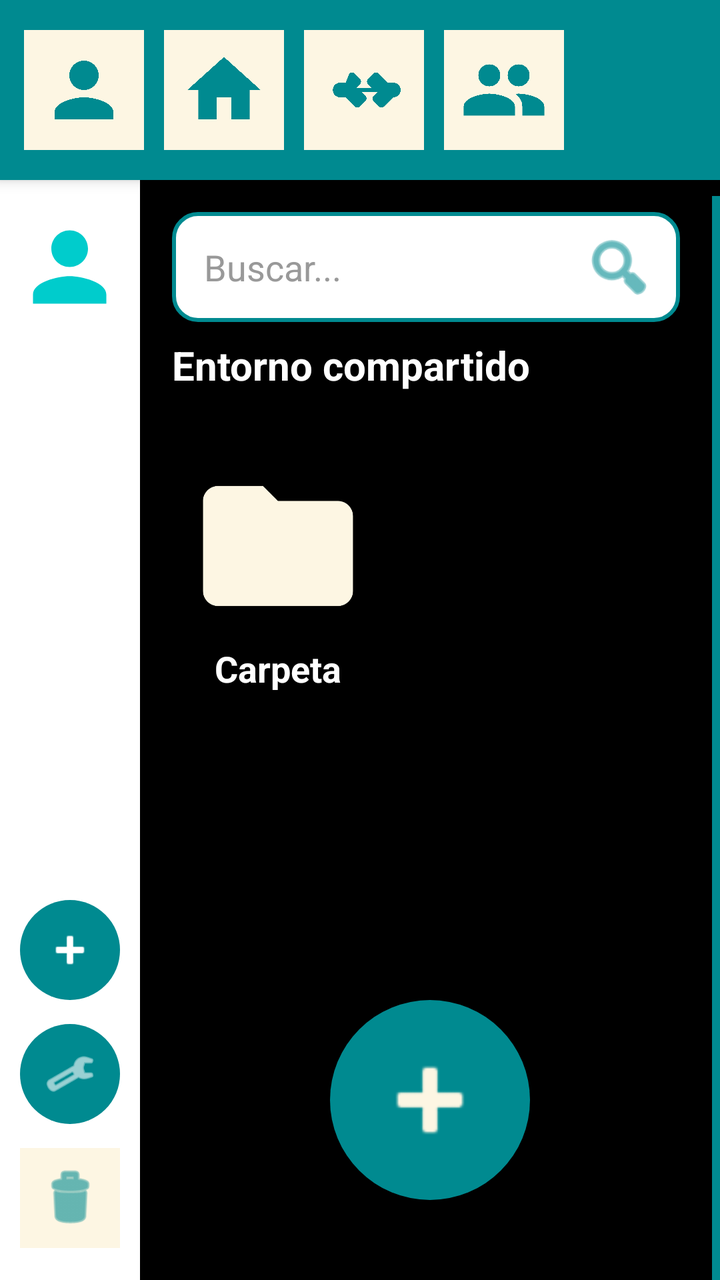
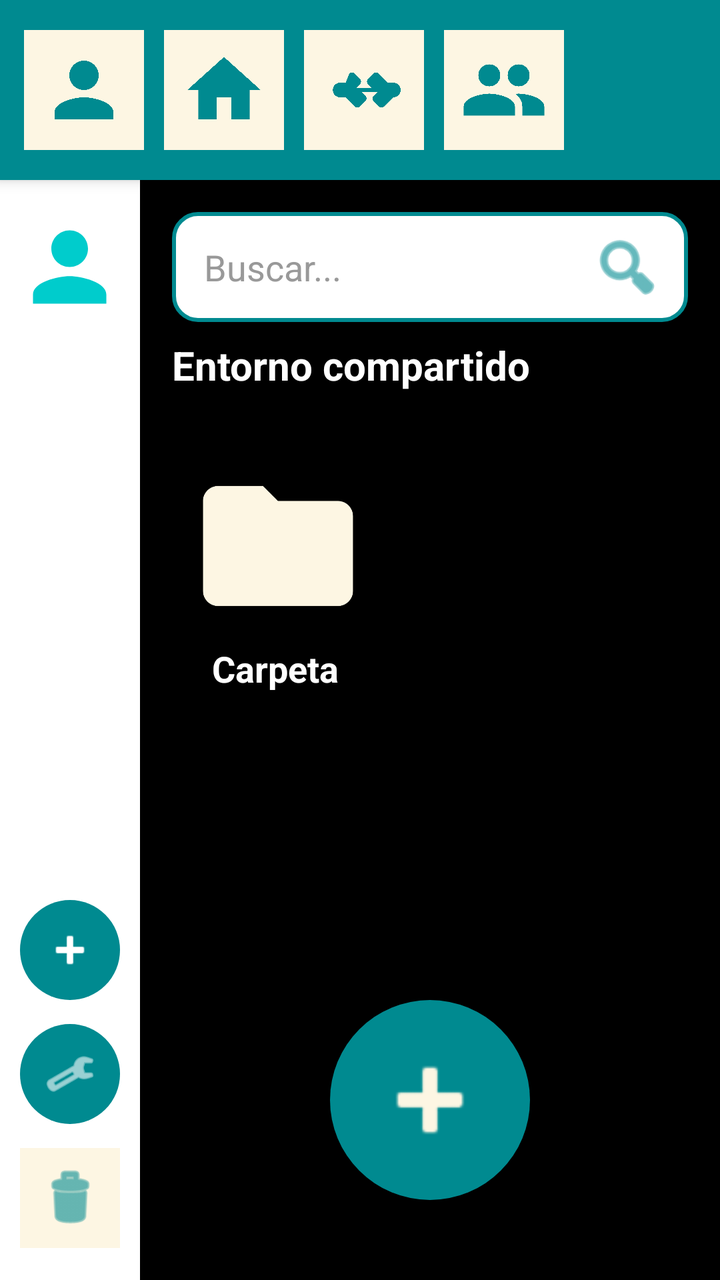

Screens rendered from an Android XML layout before and after an edit, with the pre-edit source and the edit as a unified diff.
<!-- AndroidManifest.xml: application theme Theme.QuikFile -->
<!-- res/layout/activity_shared.xml -->
<?xml version="1.0" encoding="utf-8"?>
<androidx.constraintlayout.widget.ConstraintLayout xmlns:android="http://schemas.android.com/apk/res/android"
    xmlns:app="http://schemas.android.com/apk/res-auto"
    xmlns:tools="http://schemas.android.com/tools"
    android:layout_width="match_parent"
    android:layout_height="match_parent"
    android:background="@color/background_black"
    android:fitsSystemWindows="true"
    tools:context=".SharedActivity">

    
    <LinearLayout
        android:id="@+id/topBar"
        android:layout_width="match_parent"
        android:layout_height="90dp"
        android:background="@color/blue_app"
        android:gravity="center_vertical"
        android:orientation="horizontal"
        android:paddingStart="12dp"
        android:paddingEnd="12dp"
        android:elevation="4dp"
        app:layout_constraintTop_toTopOf="parent">

        <ImageView
            android:id="@+id/btnSettingsTop"
            android:layout_width="60dp"
            android:layout_height="60dp"
            android:layout_marginEnd="10dp"
            android:background="@color/icon_bg_white"
            android:padding="8dp"
            android:src="@drawable/ic_person"
            app:tint="@color/blue_app" />

        <ImageView
            android:id="@+id/btnHomeTop"
            android:layout_width="60dp"
            android:layout_height="60dp"
            android:layout_marginEnd="10dp"
            android:background="@color/icon_bg_white"
            android:padding="8dp"
            android:src="@drawable/ic_home"
            app:tint="@color/blue_app" />

        <ImageView
            android:id="@+id/btnSharedTop"
            android:layout_width="60dp"
            android:layout_height="60dp"
            android:layout_marginEnd="10dp"
            android:background="@color/icon_bg_white"
            android:padding="8dp"
            android:src="@drawable/ic_handshake"
            app:tint="@color/blue_app" />

        <ImageView
            android:id="@+id/btnLoginTop"
            android:layout_width="60dp"
            android:layout_height="60dp"
            android:background="@color/icon_bg_white"
            android:padding="8dp"
            android:src="@drawable/ic_group"
            app:tint="@color/blue_app" />
    </LinearLayout>

    
    <LinearLayout
        android:id="@+id/leftSidebar"
        android:layout_width="70dp"
        android:layout_height="0dp"
        android:background="@color/white"
        android:gravity="center_horizontal"
        android:orientation="vertical"
        android:paddingTop="16dp"
        android:paddingBottom="16dp"
        app:layout_constraintBottom_toBottomOf="parent"
        app:layout_constraintStart_toStartOf="parent"
        app:layout_constraintTop_toBottomOf="@id/topBar">

        <ImageView
            android:id="@+id/btnUserLeft"
            android:layout_width="55dp"
            android:layout_height="55dp"
            android:src="@drawable/ic_person"
            app:tint="@color/cyan_recover" />

        
        <View
            android:layout_width="match_parent"
            android:layout_height="0dp"
            android:layout_weight="1" />

        <ImageView
            android:id="@+id/btnAddLeft"
            android:layout_width="50dp"
            android:layout_height="50dp"
            android:layout_marginBottom="12dp"
            android:background="@drawable/circle_blue"
            android:padding="12dp"
            android:src="@android:drawable/ic_input_add"
            app:tint="@color/white" />

        <ImageView
            android:id="@+id/btnSettingsLeft"
            android:layout_width="50dp"
            android:layout_height="50dp"
            android:layout_marginBottom="12dp"
            android:background="@drawable/circle_blue"
            android:padding="12dp"
            android:src="@android:drawable/ic_menu_manage"
            app:tint="@color/white" />

        <ImageView
            android:id="@+id/btnTrashLeft"
            android:layout_width="50dp"
            android:layout_height="50dp"
            android:background="@color/icon_bg_white"
            android:padding="8dp"
            android:src="@android:drawable/ic_menu_delete"
            app:tint="@color/blue_app" />
    </LinearLayout>

    
    <View
        android:id="@+id/sideBarDecor"
        android:layout_width="4dp"
        android:layout_height="0dp"
        android:layout_marginTop="8dp"
        android:background="@color/blue_app"
        app:layout_constraintBottom_toBottomOf="parent"
        app:layout_constraintEnd_toEndOf="parent"
        app:layout_constraintTop_toBottomOf="@id/topBar" />

    
    <androidx.constraintlayout.widget.ConstraintLayout
        android:id="@+id/searchBar"
        android:layout_width="0dp"
        android:layout_height="55dp"
        android:layout_margin="16dp"
        android:background="@drawable/search_bar_background"
        app:layout_constraintEnd_toStartOf="@+id/sideBarDecor"
        app:layout_constraintStart_toEndOf="@id/leftSidebar"
        app:layout_constraintTop_toBottomOf="@id/topBar">

        <EditText
            android:layout_width="0dp"
            android:layout_height="match_parent"
            android:background="@android:color/transparent"
            android:hint="Buscar..."
            android:paddingStart="16dp"
            android:textColor="@color/black"
            android:textColorHint="#999999"
            app:layout_constraintEnd_toStartOf="@+id/searchIcon"
            app:layout_constraintStart_toStartOf="parent" />

        <ImageView
            android:id="@+id/searchIcon"
            android:layout_width="45dp"
            android:layout_height="45dp"
            android:layout_marginEnd="8dp"
            android:padding="4dp"
            android:src="@android:drawable/ic_menu_search"
            app:layout_constraintBottom_toBottomOf="parent"
            app:layout_constraintEnd_toEndOf="parent"
            app:layout_constraintTop_toTopOf="parent"
            app:tint="@color/blue_app" />
    </androidx.constraintlayout.widget.ConstraintLayout>

    
    <TextView
        android:id="@+id/tvEnvironmentName"
        android:layout_width="wrap_content"
        android:layout_height="wrap_content"
        android:layout_marginStart="16dp"
        android:layout_marginTop="8dp"
        android:text="Entorno compartido"
        android:textColor="@color/white"
        android:textSize="20sp"
        android:textStyle="bold"
        app:layout_constraintStart_toEndOf="@id/leftSidebar"
        app:layout_constraintTop_toBottomOf="@id/searchBar" />

    
    <ScrollView
        android:layout_width="0dp"
        android:layout_height="0dp"
        android:layout_marginTop="8dp"
        app:layout_constraintBottom_toBottomOf="parent"
        app:layout_constraintEnd_toStartOf="@+id/sideBarDecor"
        app:layout_constraintStart_toEndOf="@id/leftSidebar"
        app:layout_constraintTop_toBottomOf="@id/tvEnvironmentName">

        <GridLayout
            android:layout_width="match_parent"
            android:layout_height="wrap_content"
            android:columnCount="2"
            android:padding="8dp">

            
            <LinearLayout
                android:id="@+id/itemFolder"
                android:layout_width="wrap_content"
                android:layout_height="wrap_content"
                android:gravity="center"
                android:orientation="vertical"
                android:padding="16dp">

                <ImageView
                    android:layout_width="90dp"
                    android:layout_height="90dp"
                    android:src="@drawable/ic_folder"
                    app:tint="@color/icon_bg_white" />

                <TextView
                    android:layout_width="wrap_content"
                    android:layout_height="wrap_content"
                    android:layout_marginTop="4dp"
                    android:text="Carpeta"
                    android:textColor="@color/white"
                    android:textSize="18sp"
                    android:textStyle="bold" />
            </LinearLayout>

            <View
                android:layout_width="match_parent"
                android:layout_height="120dp"
                android:layout_columnSpan="2" />
        </GridLayout>
    </ScrollView>

    
    <ImageView
        android:id="@+id/btnAdd"
        android:layout_width="100dp"
        android:layout_height="100dp"
        android:layout_marginBottom="40dp"
        android:background="@drawable/circle_blue"
        android:padding="20dp"
        android:src="@android:drawable/ic_input_add"
        android:elevation="8dp"
        app:layout_constraintBottom_toBottomOf="parent"
        app:layout_constraintEnd_toEndOf="parent"
        app:layout_constraintStart_toEndOf="@id/leftSidebar"
        app:tint="@color/icon_bg_white" />

</androidx.constraintlayout.widget.ConstraintLayout>
<!-- resources referenced by this layout -->
<resources>
  <color name="background_black">#000000</color>
  <color name="black">#FF000000</color>
  <color name="blue_app">#008A90</color>
  <color name="cyan_recover">#00CCCC</color>
  <color name="icon_bg_white">#FDF6E3</color>
  <color name="white">#FFFFFFFF</color>
  <!-- drawable circle_blue (drawable) -->
  <?xml version="1.0" encoding="utf-8"?>
  <shape xmlns:android="http://schemas.android.com/apk/res/android"
      android:shape="oval">
      <solid android:color="@color/blue_app" />
  </shape>
  <!-- drawable ic_folder (drawable) -->
  <?xml version="1.0" encoding="utf-8"?>
  <vector xmlns:android="http://schemas.android.com/apk/res/android"
      android:width="24dp"
      android:height="24dp"
      android:viewportWidth="24"
      android:viewportHeight="24">
      <path
          android:fillColor="#FFFFFF"
          android:pathData="M10,4H4C2.9,4 2,4.9 2,6V18C2,19.1 2.9,20 4,20H20C21.1,20 22,19.1 22,18V8C22,6.9 21.1,6 20,6H12L10,4Z"/>
  </vector>
  <!-- drawable ic_group (drawable) -->
  <?xml version="1.0" encoding="utf-8"?>
  <vector xmlns:android="http://schemas.android.com/apk/res/android"
      android:width="24dp"
      android:height="24dp"
      android:viewportWidth="24"
      android:viewportHeight="24">
      <path
          android:fillColor="#000000"
          android:pathData="M16,11c1.66,0 2.99,-1.34 2.99,-3S17.66,5 16,5s-3,1.34 -3,3 1.34,3 3,3zM8,11c1.66,0 2.99,-1.34 2.99,-3S9.66,5 8,5 5,6.34 5,8s1.34,3 3,3zM8,13c-2.33,0 -7,1.17 -7,3.5V19h14v-2.5c0,-2.33 -4.67,-3.5 -7,-3.5zM16,13c-0.29,0 -0.62,0.02 -0.97,0.05 1.16,0.84 1.97,1.97 1.97,3.45V19h6v-2.5c0,-2.33 -4.67,-3.5 -7,-3.5z"/>
  </vector>
  <!-- drawable ic_handshake (drawable) -->
  <?xml version="1.0" encoding="utf-8"?>
  <vector xmlns:android="http://schemas.android.com/apk/res/android"
      android:width="24dp"
      android:height="24dp"
      android:viewportWidth="24"
      android:viewportHeight="24">
      <path
          android:fillColor="#000000"
          android:pathData="M22,12c0,-1.1 -0.9,-2 -2,-2h-1.5l-2.5,-2.5c-0.39,-0.39 -1.01,-0.39 -1.4,0l-1.5,1.5c-0.39,0.39 -0.39,1.01 0,1.4l1.1,1.1h-4.4l1.1,-1.1c0.39,-0.39 0.39,-1.01 0,-1.4l-1.5,-1.5c-0.39,-0.39 -1.01,-0.39 -1.4,0L7,10H5.5c-1.1,0 -2,0.9 -2,2s0.9,2 2,2h1.5l2.5,2.5c0.39,0.39 1.01,0.39 1.4,0l1.5,-1.5c0.39,-0.39 0.39,-1.01 0,-1.4l-1.1,-1.1h4.4l-1.1,1.1c-0.39,0.39 -0.39,1.01 0,1.4l1.5,1.5c0.39,0.39 1.01,0.39 1.4,0l2.5,-2.5H20c1.1,0 2,-0.9 2,-2z"/>
  </vector>
  <!-- drawable ic_home (drawable) -->
  <?xml version="1.0" encoding="utf-8"?>
  <vector xmlns:android="http://schemas.android.com/apk/res/android"
      android:width="24dp"
      android:height="24dp"
      android:viewportWidth="24"
      android:viewportHeight="24">
      <path
          android:fillColor="#000000"
          android:pathData="M10,20V14H14V20H19V12H22L12,3L2,12H5V20H10Z"/>
  </vector>
  <!-- drawable ic_person (drawable) -->
  <?xml version="1.0" encoding="utf-8"?>
  <vector xmlns:android="http://schemas.android.com/apk/res/android"
      android:width="24dp"
      android:height="24dp"
      android:viewportWidth="24"
      android:viewportHeight="24">
      <path
          android:fillColor="#000000"
          android:pathData="M12,12c2.21,0 4,-1.79 4,-4s-1.79,-4 -4,-4 -4,1.79 -4,4 1.79,4 4,4zM12,14c-2.67,0 -8,1.34 -8,4v2h16v-2c0,-2.66 -5.33,-4 -8,-4z"/>
  </vector>
  <!-- drawable search_bar_background (drawable) -->
  <?xml version="1.0" encoding="utf-8"?>
  <shape xmlns:android="http://schemas.android.com/apk/res/android">
      <solid android:color="@color/white" />
      <corners android:radius="12dp" />
      <stroke android:width="2dp" android:color="@color/blue_app" />
  </shape>
  <style name="Theme.QuikFile" parent="Base.Theme.QuikFile" />
  <style name="Base.Theme.QuikFile" parent="Theme.Material3.DayNight.NoActionBar">
          
          
      </style>
</resources>

<!-- the commit's change to res/layout/activity_shared.xml (unified diff, before → after) -->
@@ -119,24 +119,13 @@
     </LinearLayout>
 
     
-    <View
-        android:id="@+id/sideBarDecor"
-        android:layout_width="4dp"
-        android:layout_height="0dp"
-        android:layout_marginTop="8dp"
-        android:background="@color/blue_app"
-        app:layout_constraintBottom_toBottomOf="parent"
-        app:layout_constraintEnd_toEndOf="parent"
-        app:layout_constraintTop_toBottomOf="@id/topBar" />
-
-    
     <androidx.constraintlayout.widget.ConstraintLayout
         android:id="@+id/searchBar"
         android:layout_width="0dp"
         android:layout_height="55dp"
         android:layout_margin="16dp"
         android:background="@drawable/search_bar_background"
-        app:layout_constraintEnd_toStartOf="@+id/sideBarDecor"
+        app:layout_constraintEnd_toEndOf="parent"
         app:layout_constraintStart_toEndOf="@id/leftSidebar"
         app:layout_constraintTop_toBottomOf="@id/topBar">
 
@@ -183,25 +172,34 @@
         android:layout_width="0dp"
         android:layout_height="0dp"
         android:layout_marginTop="8dp"
-        app:layout_constraintBottom_toBottomOf="parent"
-        app:layout_constraintEnd_toStartOf="@+id/sideBarDecor"
+        android:layout_marginBottom="20dp"
+        app:layout_constraintBottom_toTopOf="@id/btnAdd"
+        app:layout_constraintEnd_toEndOf="parent"
         app:layout_constraintStart_toEndOf="@id/leftSidebar"
         app:layout_constraintTop_toBottomOf="@id/tvEnvironmentName">
 
         <GridLayout
+            android:id="@+id/folderGridShared"
             android:layout_width="match_parent"
             android:layout_height="wrap_content"
             android:columnCount="2"
-            android:padding="8dp">
+            android:paddingStart="0dp"
+            android:paddingTop="8dp"
+            android:paddingEnd="8dp"
+            android:paddingBottom="8dp">
 
             
             <LinearLayout
                 android:id="@+id/itemFolder"
-                android:layout_width="wrap_content"
+                android:layout_width="0dp"
                 android:layout_height="wrap_content"
-                android:gravity="center"
+                android:layout_columnWeight="1"
+                android:gravity="start|center_vertical"
                 android:orientation="vertical"
-                android:padding="16dp">
+                android:paddingStart="24dp"
+                android:paddingTop="16dp"
+                android:paddingEnd="16dp"
+                android:paddingBottom="16dp">
 
                 <ImageView
                     android:layout_width="90dp"
@@ -213,6 +211,7 @@
                     android:layout_width="wrap_content"
                     android:layout_height="wrap_content"
                     android:layout_marginTop="4dp"
+                    android:layout_marginStart="12dp"
                     android:text="Carpeta"
                     android:textColor="@color/white"
                     android:textSize="18sp"
@@ -220,9 +219,11 @@
             </LinearLayout>
 
             <View
-                android:layout_width="match_parent"
-                android:layout_height="120dp"
-                android:layout_columnSpan="2" />
+                android:id="@+id/gridSpacerShared"
+                android:layout_width="0dp"
+                android:layout_height="0dp"
+                android:layout_columnWeight="1" />
+
         </GridLayout>
     </ScrollView>
 
